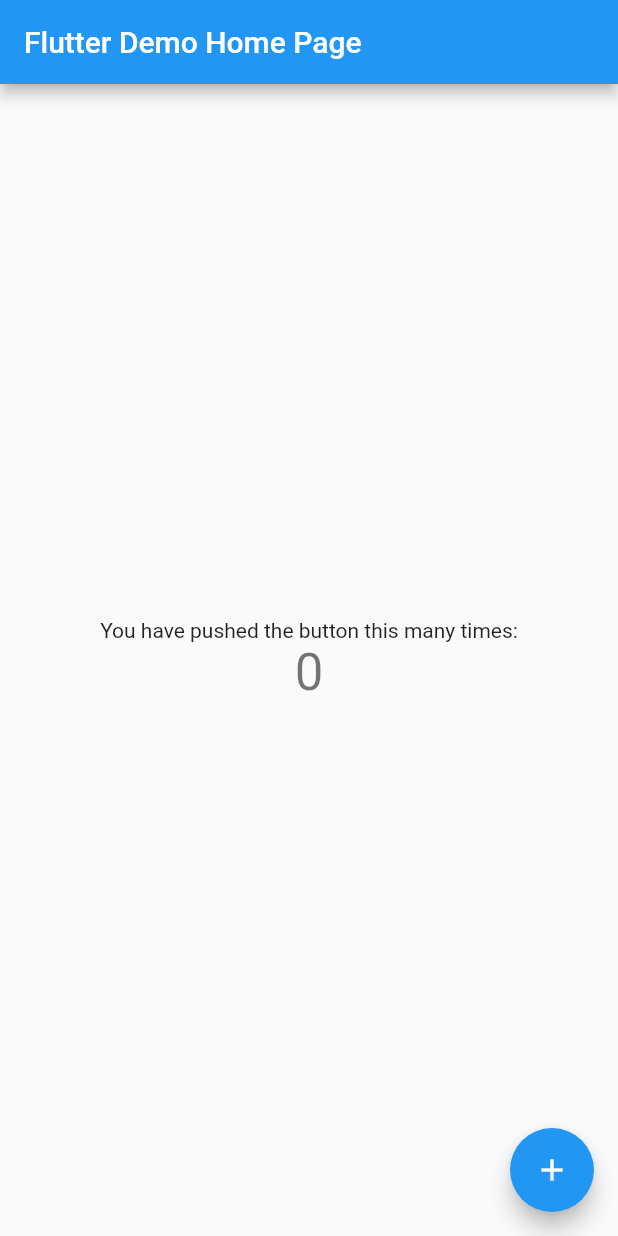
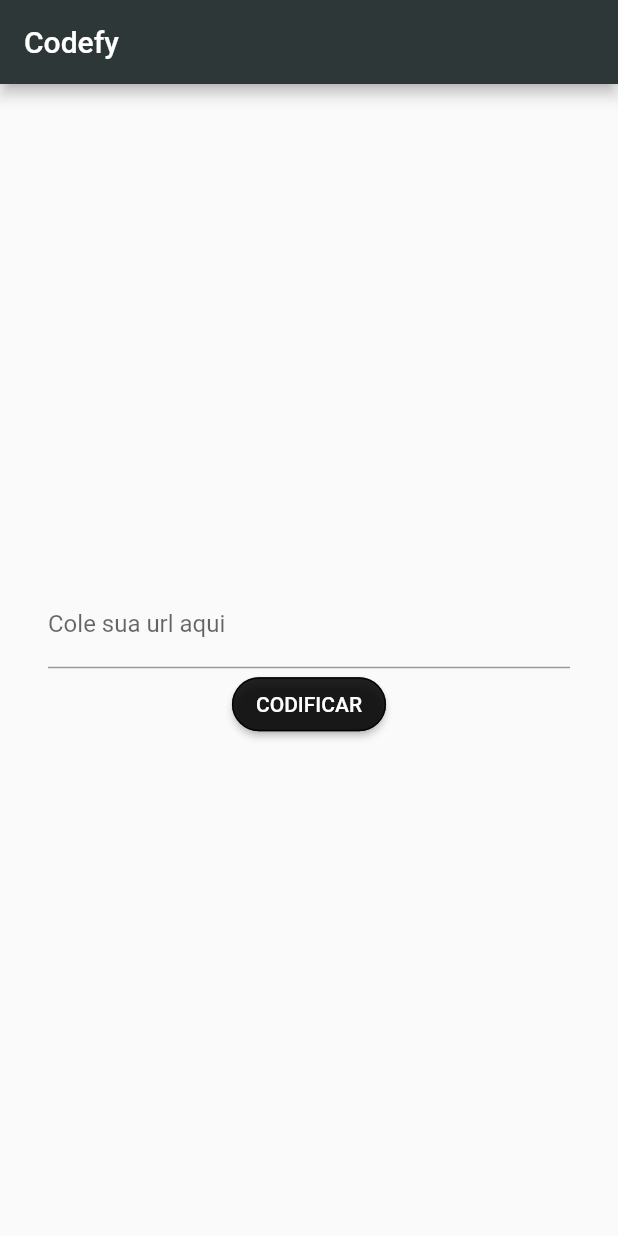
Before and after one commit to diegohideky/codefy_app, a Flutter app: the screen it shows after launch, on a phone screen of 412 x 824 dp. Run offline on Flutter 3.47's test engine with Material 2 defaults, Android fonts, the phone set to English and light mode, and no system bars; our stand-ins replace animated_splash_screen, google_fonts, hexcolor, page_transition; Roboto replaces fonts that are missing (Ubuntu).

```diff
--- /dev/null
+++ b/lib/app.dart
@@ -0,0 +1,47 @@
+
+import 'package:animated_splash_screen/animated_splash_screen.dart';
+import 'package:flutter/cupertino.dart';
+import 'package:flutter/material.dart';
+import 'package:flutter/services.dart';
+import 'package:google_fonts/google_fonts.dart';
+import 'package:hexcolor/hexcolor.dart';
+import 'package:page_transition/page_transition.dart';
+
+import 'package:codefy_app/pages/pages.dart';
+
+class App extends StatelessWidget {
+  @override
+  Widget build(BuildContext context) {
+    SystemChrome.setSystemUIOverlayStyle(SystemUiOverlayStyle.light);
+
+    final primaryColor = HexColor('#2E3738');
+    final primaryColorDark = HexColor('#2E3738');
+    final primaryColorLight = HexColor('#785DFE');
+    final title = 'Codefy';
+
+    return MaterialApp(
+      title: title,
+      theme: ThemeData(
+        primaryColor: primaryColor,
+        primaryColorDark: primaryColorDark,
+        primaryColorLight: primaryColorLight,
+        accentColor: primaryColor,
+        backgroundColor: primaryColorDark,
+        textTheme: GoogleFonts.ubuntuTextTheme(
+          Theme.of(context).textTheme.apply(
+            bodyColor: primaryColorDark,
+          ),
+        ),
+        visualDensity: VisualDensity.adaptivePlatformDensity,
+      ),
+      home: AnimatedSplashScreen(
+        duration: 3000,
+        splash: Icons.home,
+        nextScreen: Home(title: title),
+        splashTransition: SplashTransition.fadeTransition,
+        pageTransitionType: PageTransitionType.scale,
+        backgroundColor: primaryColor
+      ),
+    );
+  }
+}
--- a/lib/main.dart
+++ b/lib/main.dart
@@ -1,117 +1,6 @@
+import 'package:codefy_app/app.dart';
 import 'package:flutter/material.dart';
 
 void main() {
-  runApp(MyApp());
+  runApp(App());
 }
-
-class MyApp extends StatelessWidget {
-  // This widget is the root of your application.
-  @override
-  Widget build(BuildContext context) {
-    return MaterialApp(
-      title: 'Flutter Demo',
-      theme: ThemeData(
-        // This is the theme of your application.
-        //
-        // Try running your application with "flutter run". You'll see the
-        // application has a blue toolbar. Then, without quitting the app, try
-        // changing the primarySwatch below to Colors.green and then invoke
-        // "hot reload" (press "r" in the console where you ran "flutter run",
-        // or simply save your changes to "hot reload" in a Flutter IDE).
-        // Notice that the counter didn't reset back to zero; the application
-        // is not restarted.
-        primarySwatch: Colors.blue,
-        // This makes the visual density adapt to the platform that you run
-        // the app on. For desktop platforms, the controls will be smaller and
-        // closer together (more dense) than on mobile platforms.
-        visualDensity: VisualDensity.adaptivePlatformDensity,
-      ),
-      home: MyHomePage(title: 'Flutter Demo Home Page'),
-    );
-  }
-}
-
-class MyHomePage extends StatefulWidget {
-  MyHomePage({Key key, this.title}) : super(key: key);
-
-  // This widget is the home page of your application. It is stateful, meaning
-  // that it has a State object (defined below) that contains fields that affect
-  // how it looks.
-
-  // This class is the configuration for the state. It holds the values (in this
-  // case the title) provided by the parent (in this case the App widget) and
-  // used by the build method of the State. Fields in a Widget subclass are
-  // always marked "final".
-
-  final String title;
-
-  @override
-  _MyHomePageState createState() => _MyHomePageState();
-}
-
-class _MyHomePageState extends State<MyHomePage> {
-  int _counter = 0;
-
-  void _incrementCounter() {
-    setState(() {
-      // This call to setState tells the Flutter framework that something has
-      // changed in this State, which causes it to rerun the build method below
-      // so that the display can reflect the updated values. If we changed
-      // _counter without calling setState(), then the build method would not be
-      // called again, and so nothing would appear to happen.
-      _counter++;
-    });
-  }
-
-  @override
-  Widget build(BuildContext context) {
-    // This method is rerun every time setState is called, for instance as done
-    // by the _incrementCounter method above.
-    //
-    // The Flutter framework has been optimized to make rerunning build methods
-    // fast, so that you can just rebuild anything that needs updating rather
-    // than having to individually change instances of widgets.
-    return Scaffold(
-      appBar: AppBar(
-        // Here we take the value from the MyHomePage object that was created by
-        // the App.build method, and use it to set our appbar title.
-        title: Text(widget.title),
-      ),
-      body: Center(
-        // Center is a layout widget. It takes a single child and positions it
-        // in the middle of the parent.
-        child: Column(
-          // Column is also a layout widget. It takes a list of children and
-          // arranges them vertically. By default, it sizes itself to fit its
-          // children horizontally, and tries to be as tall as its parent.
-          //
-          // Invoke "debug painting" (press "p" in the console, choose the
-          // "Toggle Debug Paint" action from the Flutter Inspector in Android
-          // Studio, or the "Toggle Debug Paint" command in Visual Studio Code)
-          // to see the wireframe for each widget.
-          //
-          // Column has various properties to control how it sizes itself and
-          // how it positions its children. Here we use mainAxisAlignment to
-          // center the children vertically; the main axis here is the vertical
-          // axis because Columns are vertical (the cross axis would be
-          // horizontal).
-          mainAxisAlignment: MainAxisAlignment.center,
-          children: <Widget>[
-            Text(
-              'You have pushed the button this many times:',
-            ),
-            Text(
-              '$_counter',
-              style: Theme.of(context).textTheme.headline4,
-            ),
-          ],
-        ),
-      ),
-      floatingActionButton: FloatingActionButton(
-        onPressed: _incrementCounter,
-        tooltip: 'Increment',
-        child: Icon(Icons.add),
-      ), // This trailing comma makes auto-formatting nicer for build methods.
-    );
-  }
-}
--- /dev/null
+++ b/lib/pages/home.dart
@@ -0,0 +1,91 @@
+
+import 'dart:async';
+
+import 'package:flutter/cupertino.dart';
+import 'package:flutter/material.dart';
+
+import 'package:flutter/services.dart';
+
+class Home extends StatefulWidget {
+  Home({Key key, this.title}) : super(key: key);
+
+  final String title;
+
+  @override
+  _HomeState createState() => _HomeState();
+}
+
+class _HomeState extends State<Home> {
+  String link;
+  final TextEditingController linkController = TextEditingController();
+
+  final clipboardContentStream = StreamController<String>.broadcast();
+
+  Timer clipboardTriggerTime;
+
+  @override
+  void initState() {
+    super.initState();
+    clipboardTriggerTime = Timer.periodic(
+    const Duration(seconds: 5),
+      (timer) {
+        Clipboard.getData('text/plain').then((clipboarContent) {
+          clipboardContentStream.add(clipboarContent.text);
+
+          if (clipboarContent.text.contains('http') && clipboarContent.text != linkController.text) {
+            linkController.text = clipboarContent.text;
+          }
+        });
+      },
+    );
+  }
+
+  @override
+  void dispose() {
+    clipboardContentStream.close();
+
+    clipboardTriggerTime.cancel();
+    super.dispose();
+  }
+
+  @override
+  Widget build(BuildContext context) {
+    return Scaffold(
+      appBar: AppBar(
+        title: Text(widget.title),
+      ),
+      body: Padding(
+        padding: EdgeInsets.all(32),
+        child: Center(
+          child: Column(
+            mainAxisAlignment: MainAxisAlignment.center,
+            children: <Widget>[
+              TextFormField(
+                controller: linkController,
+                decoration: InputDecoration(
+                  labelText: 'Cole sua url aqui',
+                ),
+                keyboardType: TextInputType.emailAddress,
+              ),
+              RaisedButton(
+                shape: RoundedRectangleBorder(
+                  borderRadius: BorderRadius.circular(18.0),
+                  side: BorderSide(color: Colors.black87)
+                ),
+                onPressed: () {
+                  linkController.text = this.link;
+                },
+                color: Colors.black87,
+                textColor: Colors.white,
+                child: Text(
+                  'codificar'.toUpperCase(),
+                  style: TextStyle(fontSize: 14)
+                ),
+              ),
+            ],
+          ),
+        ),
+      )
+    );
+  }
+}
--- /dev/null
+++ b/lib/pages/pages.dart
@@ -0,0 +1 @@
+export './home.dart';
--- a/pubspec.yaml
+++ b/pubspec.yaml
@@ -23,6 +23,10 @@ environment:
 dependencies:
   flutter:
     sdk: flutter
+  hexcolor: ^1.0.6
+  google_fonts: ^1.1.1
+  animated_splash_screen: ^1.0.1+2
+  get: ^3.24.0
 
 
   # The following adds the Cupertino Icons font to your application.
```
Also changed, not shown: lib/components/components.dart (added), pubspec.lock, 1 other file.
